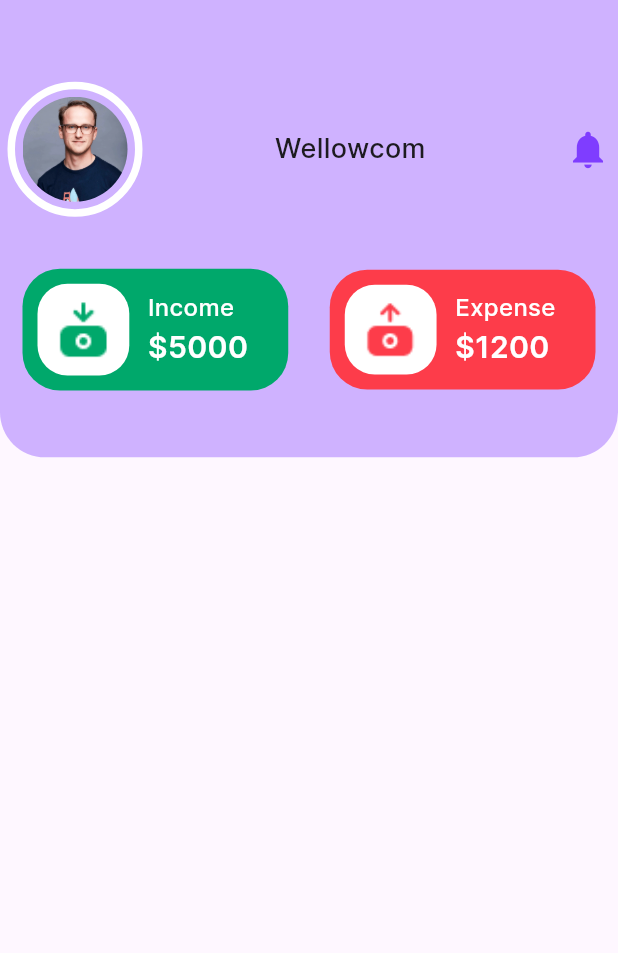
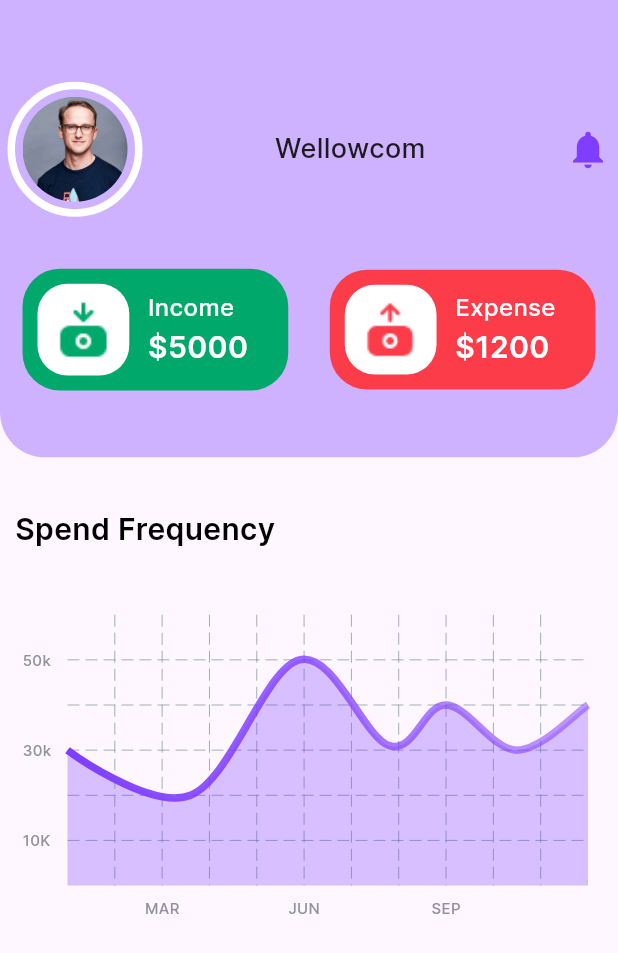
Before and after one commit to THARINDUnirmal/expenz, a Flutter app: the HomeScreen screen opened directly, on a phone screen of 412 x 824 dp. Shown: the top 953 px of the screen. Run offline on Flutter 3.47's test engine with Material 3 defaults, Android fonts, the phone set to English and light mode, and no system bars; drawn by our look-alikes of fl_chart; our stand-ins replace shared_preferences, smooth_page_indicator; accounts and stored records are empty.

Commit message:
line chart implement

```diff
--- a/lib/screens/home_screen.dart
+++ b/lib/screens/home_screen.dart
@@ -1,6 +1,7 @@
 import 'package:expenz_app/services/user_services.dart';
 import 'package:expenz_app/utils/colors.dart';
 import 'package:expenz_app/widgets/expenz_widget.dart';
+import 'package:expenz_app/widgets/line_chart.dart';
 import 'package:flutter/material.dart';
 
 class HomeScreen extends StatefulWidget {
@@ -30,6 +31,7 @@ class _HomeScreenState extends State<HomeScreen> {
   Widget build(BuildContext context) {
     return Scaffold(
       body: Column(
+        crossAxisAlignment: CrossAxisAlignment.start,
         children: [
           Container(
             padding: const EdgeInsets.all(5),
@@ -107,6 +109,31 @@ class _HomeScreenState extends State<HomeScreen> {
                 )
               ],
             ),
+          ),
+          SizedBox(
+            height: MediaQuery.of(context).size.height * 0.04,
+          ),
+          Padding(
+            padding: const EdgeInsets.symmetric(
+              horizontal: 10,
+            ),
+            child: Column(
+              crossAxisAlignment: CrossAxisAlignment.start,
+              children: [
+                const Text(
+                  "Spend Frequency",
+                  style: TextStyle(
+                    fontSize: 20,
+                    fontWeight: FontWeight.w600,
+                    color: kBlack,
+                  ),
+                ),
+                SizedBox(
+                  height: MediaQuery.of(context).size.height * 0.04,
+                ),
+                const LineChartSample()
+              ],
+            ),
           )
         ],
       ),
--- a/lib/screens/main_screen.dart
+++ b/lib/screens/main_screen.dart
@@ -19,7 +19,7 @@ class MainScreen extends StatefulWidget {
 
 class _MainScreenState extends State<MainScreen> {
   //curunt index
-  int cIndex = 1;
+  int cIndex = 0;
 
   //fetch all expenses data
   List<Expense> allExpenses = [];
--- /dev/null
+++ b/lib/widgets/line_chart.dart
@@ -0,0 +1,158 @@
+import 'package:expenz_app/utils/colors.dart';
+import 'package:fl_chart/fl_chart.dart';
+import 'package:flutter/material.dart';
+
+class LineChartSample extends StatefulWidget {
+  const LineChartSample({super.key});
+
+  @override
+  State<LineChartSample> createState() => _LineChartSampleState();
+}
+
+class _LineChartSampleState extends State<LineChartSample> {
+  List<Color> gradientColors = [
+    kMainColor,
+    kMainColor.withOpacity(0.5),
+  ];
+
+  @override
+  Widget build(BuildContext context) {
+    return Stack(
+      children: <Widget>[
+        AspectRatio(
+          aspectRatio: 1.70,
+          child: Padding(
+            padding: const EdgeInsets.only(
+              right: 10,
+              left: 5,
+              top: 10,
+              bottom: 10,
+            ),
+            child: LineChart(
+              mainData(),
+            ),
+          ),
+        ),
+      ],
+    );
+  }
+
+  Widget bottomTitleWidgets(double value, TitleMeta meta) {
+    const style = TextStyle(
+      fontWeight: FontWeight.w500,
+      fontSize: 10,
+      color: kGrey,
+    );
+    Widget text;
+    switch (value.toInt()) {
+      case 2:
+        text = const Text('MAR', style: style);
+        break;
+      case 5:
+        text = const Text('JUN', style: style);
+        break;
+      case 8:
+        text = const Text('SEP', style: style);
+        break;
+      default:
+        text = const Text('', style: style);
+        break;
+    }
+
+    return SideTitleWidget(
+      axisSide: meta.axisSide,
+      child: text,
+    );
+  }
+
+  Widget leftTitleWidgets(double value, TitleMeta meta) {
+    const style = TextStyle(
+      fontWeight: FontWeight.w500,
+      fontSize: 10,
+      color: kGrey,
+    );
+    String text;
+    switch (value.toInt()) {
+      case 1:
+        text = '10K';
+        break;
+      case 3:
+        text = '30k';
+        break;
+      case 5:
+        text = '50k';
+        break;
+      default:
+        return Container();
+    }
+
+    return Text(text, style: style, textAlign: TextAlign.left);
+  }
+
+  LineChartData mainData() {
+    return LineChartData(
+      titlesData: FlTitlesData(
+        show: true,
+        rightTitles: const AxisTitles(
+          sideTitles: SideTitles(showTitles: false),
+        ),
+        topTitles: const AxisTitles(
+          sideTitles: SideTitles(showTitles: false),
+        ),
+        bottomTitles: AxisTitles(
+          sideTitles: SideTitles(
+            showTitles: true,
+            reservedSize: 30,
+            interval: 1,
+            getTitlesWidget: bottomTitleWidgets,
+          ),
+        ),
+        leftTitles: AxisTitles(
+          sideTitles: SideTitles(
+            showTitles: true,
+            interval: 1,
+            getTitlesWidget: leftTitleWidgets,
+            reservedSize: 30,
+          ),
+        ),
+      ),
+      borderData: FlBorderData(
+        show: false,
+      ),
+      minX: 0,
+      maxX: 11,
+      minY: 0,
+      maxY: 6,
+      lineBarsData: [
+        LineChartBarData(
+          spots: const [
+            FlSpot(0, 3),
+            FlSpot(2.6, 2),
+            FlSpot(4.9, 5),
+            FlSpot(6.8, 3.1),
+            FlSpot(8, 4),
+            FlSpot(9.5, 3),
+            FlSpot(11, 4),
+          ],
+          isCurved: true,
+          gradient: LinearGradient(
+            colors: gradientColors,
+          ),
+          barWidth: 5,
+          isStrokeCapRound: false,
+          dotData: const FlDotData(
+            show: false,
+          ),
+          belowBarData: BarAreaData(
+            show: true,
+            gradient: LinearGradient(
+              colors: gradientColors
+                  .map((color) => color.withOpacity(0.3))
+                  .toList(),
+            ),
+          ),
+        ),
+      ],
+    );
+  }
+}
--- a/pubspec.yaml
+++ b/pubspec.yaml
@@ -38,6 +38,7 @@ dependencies:
   smooth_page_indicator: ^1.2.0+3
   shared_preferences: ^2.3.2
   intl: ^0.19.0
+  fl_chart: ^0.69.0
 
 dev_dependencies:
   flutter_test:
```
Also changed, not shown: pubspec.lock.
